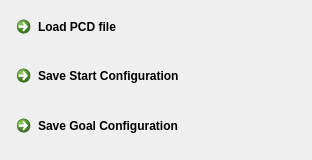
golems/grip2_plugin, file planning/ui/planning_plugin.ui: the form before one commit.
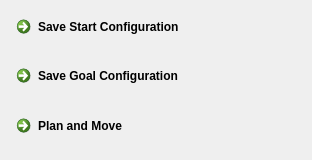
The form after the commit.

Commit message: Error on button solved

Diff of the .ui file:
```diff
--- a/planning/ui/planning_plugin.ui
+++ b/planning/ui/planning_plugin.ui
@@ -15,13 +15,6 @@
   </property>
   <widget class="QWidget" name="dockWidgetContents">
    <layout class="QVBoxLayout" name="verticalLayout">
-    <item>
-     <widget class="QCommandLinkButton" name="commandLinkButton">
-      <property name="text">
-       <string>Load PCD file</string>
-      </property>
-     </widget>
-    </item>
     <item>
      <widget class="QCommandLinkButton" name="saveStartButton">
       <property name="text">
@@ -36,6 +29,13 @@
       </property>
      </widget>
     </item>
+    <item>
+     <widget class="QCommandLinkButton" name="planAndMoveButton">
+      <property name="text">
+       <string>Plan and Move</string>
+      </property>
+     </widget>
+    </item>
    </layout>
   </widget>
  </widget>
```
The commit also changes 2 other files.
